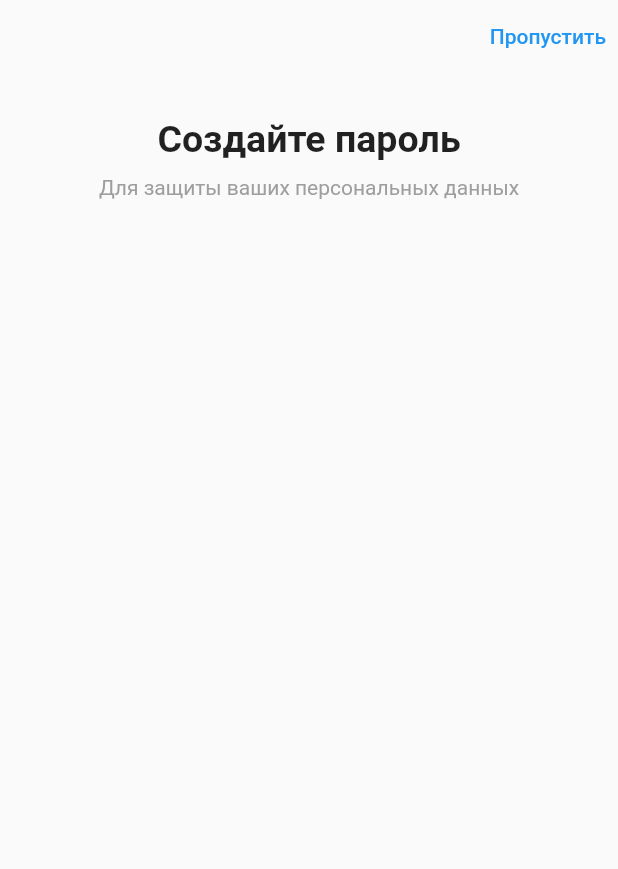
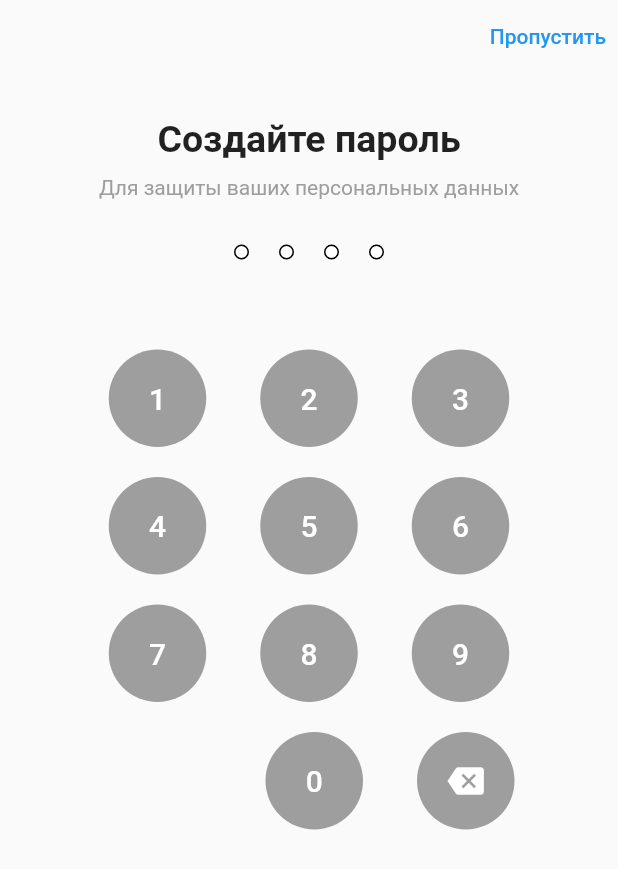
Before and after one commit to WitchKotelok/prof_app, a Flutter app: the screen it shows after launch, on a phone screen of 412 x 824 dp. Shown: the top 869 px of the screen. Run offline on Flutter 3.47's test engine with Material 2 defaults, Android fonts, the light colour scheme and no system bars.

Commit message:
design third screen

```diff
--- a/lib/screens/registrate_screen.dart
+++ b/lib/screens/registrate_screen.dart
@@ -43,21 +43,55 @@ class MakeParol extends StatelessWidget {
             Container(
               height: 30,
             ),
-            // Row(
-            //   children: [
-            //     Consumer<PasswordModel>(
-            //       builder: (context, model, _) =>
-            //           _buildPasswordCircle(model.isFilled(0)),
-            //     ),
-            //   ],
+            Row(
+              mainAxisAlignment: MainAxisAlignment.center,
+              children: [
+                _buildPasswordCircle(false),
+                _buildPasswordCircle(false),
+                _buildPasswordCircle(false),
+                _buildPasswordCircle(false),
+                // Consumer<PasswordModel>(
+                //   builder: (context, model, _) =>
+                //       _buildPasswordCircle(model.isFilled(0)),
                 // ),
+              ],
+            ),
             SizedBox(height: 50),
             SizedBox(
+              width: 310,
               child: Column(
                 children: [
                   Row(
-                    children: [],
-                  )
+                    mainAxisAlignment: MainAxisAlignment.center,
+                    children: [
+                      _buildKeyboardButton(context, "1"),
+                      _buildKeyboardButton(context, "2"),
+                      _buildKeyboardButton(context, "3"),
+                    ],
+                  ),
+                  Row(
+                    mainAxisAlignment: MainAxisAlignment.center,
+                    children: [
+                      _buildKeyboardButton(context, "4"),
+                      _buildKeyboardButton(context, "5"),
+                      _buildKeyboardButton(context, "6"),
+                    ],
+                  ),
+                  Row(
+                    mainAxisAlignment: MainAxisAlignment.center,
+                    children: [
+                      _buildKeyboardButton(context, "7"),
+                      _buildKeyboardButton(context, "8"),
+                      _buildKeyboardButton(context, "9"),
+                    ],
+                  ),
+                  Row(
+                    mainAxisAlignment: MainAxisAlignment.end,
+                    children: [
+                      _buildKeyboardButton(context, "0"),
+                      _buildKeyboardButton(context, "", icon: Icons.backspace),
+                    ],
+                  ),
                 ],
               ),
             ),
@@ -74,7 +108,7 @@ class MakeParol extends StatelessWidget {
       margin: EdgeInsets.symmetric(horizontal: 10),
       decoration: BoxDecoration(
         shape: BoxShape.circle,
-        color: isFilled ? Colors.blue : Colors.indigo,
+        color: isFilled ? Colors.blue : Colors.white,
         border: Border.all(color: Colors.black),
       ),
     );
@@ -82,19 +116,39 @@ class MakeParol extends StatelessWidget {
 
   Widget _buildKeyboardButton(BuildContext context, String text,
       {IconData? icon}) {
-    return Consumer<PasswordModel>(
-        builder: (context, model, _) => Container(
+    List<String> _passwordDigits = [];
+
+    return
+        // Consumer<PasswordModel>(
+        //   builder: (context, model, _) =>
+        Container(
+      width: 65,
+      height: 65,
+      margin: EdgeInsets.symmetric(horizontal: 18, vertical: 10),
+      decoration: BoxDecoration(
+        shape: BoxShape.circle,
+        color: Colors.grey,
+      ),
       child: TextButton(
         onPressed: () {
           if (text.isNotEmpty) {
-                    model.addPasswordDigits(text, context);
+            // model.addPasswordDigits(text, context);
           } else {
-                    model.removePasswordDigit();
+            // model.removePasswordDigit();
           }
         },
-                child: icon != null ? Icon(icon) : Text(text),
+        child: icon != null
+            ? Icon(
+                icon,
+                color: Colors.white,
+              )
+            : Text(
+                text,
+                style: TextStyle(color: Colors.white, fontSize: 20),
               ),
-            ));
+      ),
+      // ),
+    );
   }
 }
 
```
Lines whose indentation alone changed are shown as unchanged.
